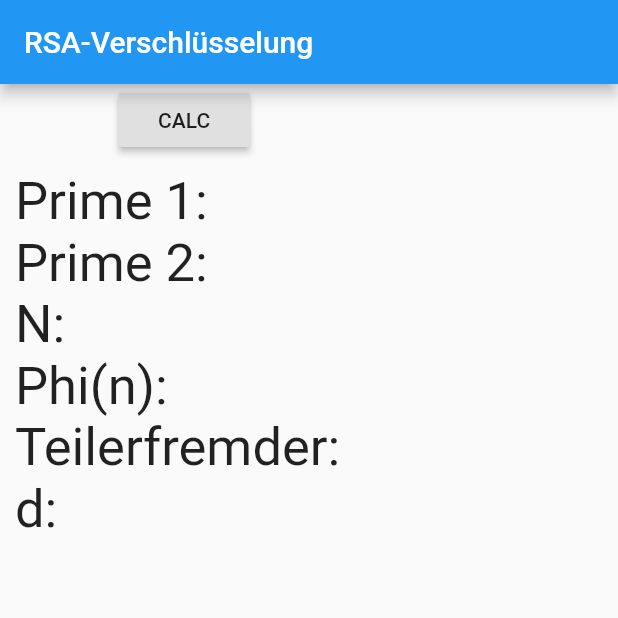
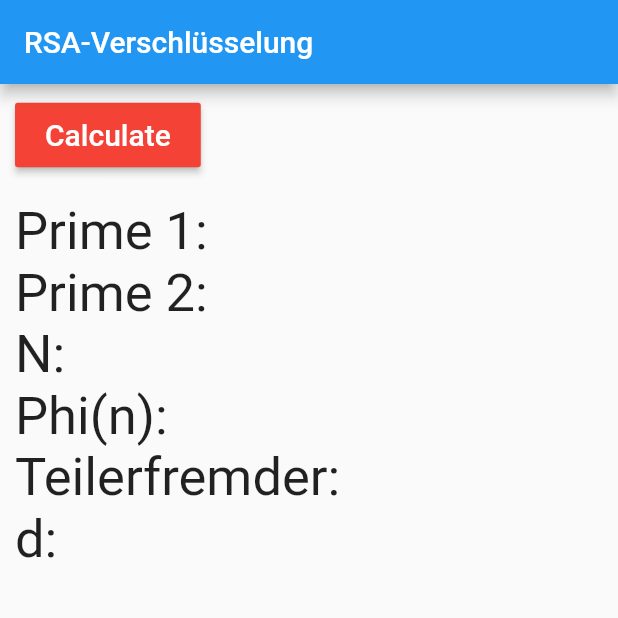
Before and after one commit to berkkan22/rsa_verschluesselung, a Flutter app: the screen it shows after launch, on a phone screen of 412 x 824 dp, the top half of it. Run offline on Flutter 3.47's test engine with Material 2 defaults, Android fonts, the phone set to English and light mode, and no system bars.

Commit message:
fix button problem

```diff
--- a/lib/main.dart
+++ b/lib/main.dart
@@ -40,21 +40,31 @@ class _MyApp extends State<MyApp> {
               // TODO: print public key, private key... (show in app)
             ),
             body: Column(
-            children: [
-              RaisedButton(
-                child: Text('CALC'),
+              crossAxisAlignment: CrossAxisAlignment.start,
+              children: <Widget>[
+                Container(
+                  margin: EdgeInsets.all(10.0),
+                  child: RaisedButton(
+                    color: Colors.red,
+                    textColor: Colors.white,
+                    padding:
+                        EdgeInsets.symmetric(horizontal: 20.0, vertical: 10.0),
+                    child: Text(
+                      'Calculate',
+                      style: TextStyle(fontSize: 20),
+                    ),
                     onPressed: () {
                       setState(() {
                         data = rsa_Verschuesselung();
                       });
                     },
                   ),
+                ),
                 Container(
                   margin: EdgeInsets.all(10.0),
-                  child: Text(data, style: TextStyle(fontSize: 35)))
+                  child: Text(data, style: TextStyle(fontSize: 35))),
               ],
-          )),
-    );
+            )));
   }
 }
 
```
Lines whose indentation alone changed are shown as unchanged.
